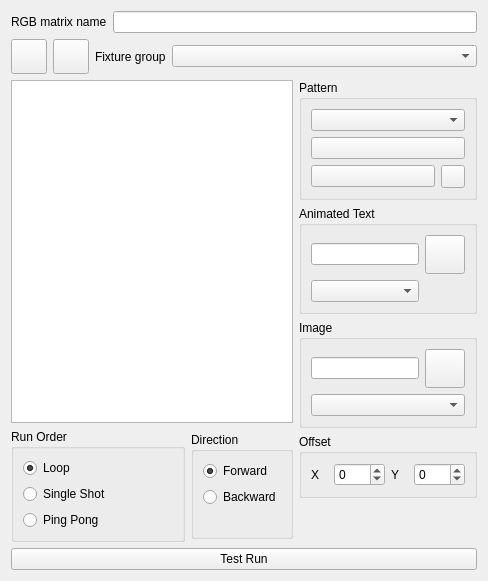
This is ui/src/rgbmatrixeditor.ui in mcallegari/qlcplus as Qt 5 draws it before an edit. The edited form follows.
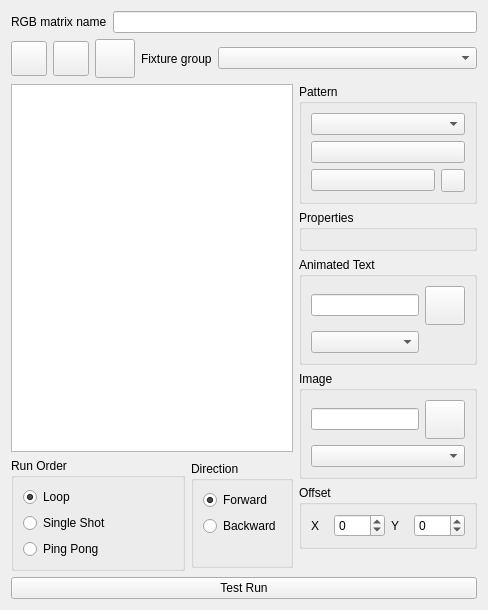
This is the edited form. Icons and pictures are not drawn.

Diff of the .ui file:
```diff
--- a/ui/src/rgbmatrixeditor.ui
+++ b/ui/src/rgbmatrixeditor.ui
@@ -7,7 +7,7 @@
     <x>0</x>
     <y>0</y>
     <width>488</width>
-    <height>581</height>
+    <height>610</height>
    </rect>
   </property>
   <property name="windowTitle">
@@ -79,7 +79,16 @@
       </widget>
      </item>
      <item>
-      <layout class="QGridLayout" name="m_capabilitiesGroup"/>
+      <widget class="QGroupBox" name="m_propertiesGroup">
+       <property name="title">
+        <string>Properties</string>
+       </property>
+       <layout class="QGridLayout" name="gridLayout_5">
+        <item row="0" column="0">
+         <layout class="QGridLayout" name="m_propertiesLayout"/>
+        </item>
+       </layout>
+      </widget>
      </item>
      <item>
       <widget class="QGroupBox" name="m_textGroup">
@@ -426,6 +435,26 @@
        </property>
       </widget>
      </item>
+     <item>
+      <widget class="QToolButton" name="m_shapeButton">
+       <property name="toolTip">
+        <string>Toggle between circle and square preview</string>
+       </property>
+       <property name="icon">
+        <iconset resource="qlcui.qrc">
+         <normaloff>:/square.png</normaloff>:/square.png</iconset>
+       </property>
+       <property name="iconSize">
+        <size>
+         <width>32</width>
+         <height>32</height>
+        </size>
+       </property>
+       <property name="checkable">
+        <bool>true</bool>
+       </property>
+      </widget>
+     </item>
      <item>
       <widget class="QLabel" name="m_fixtureGroupLabel">
        <property name="sizePolicy">
```
